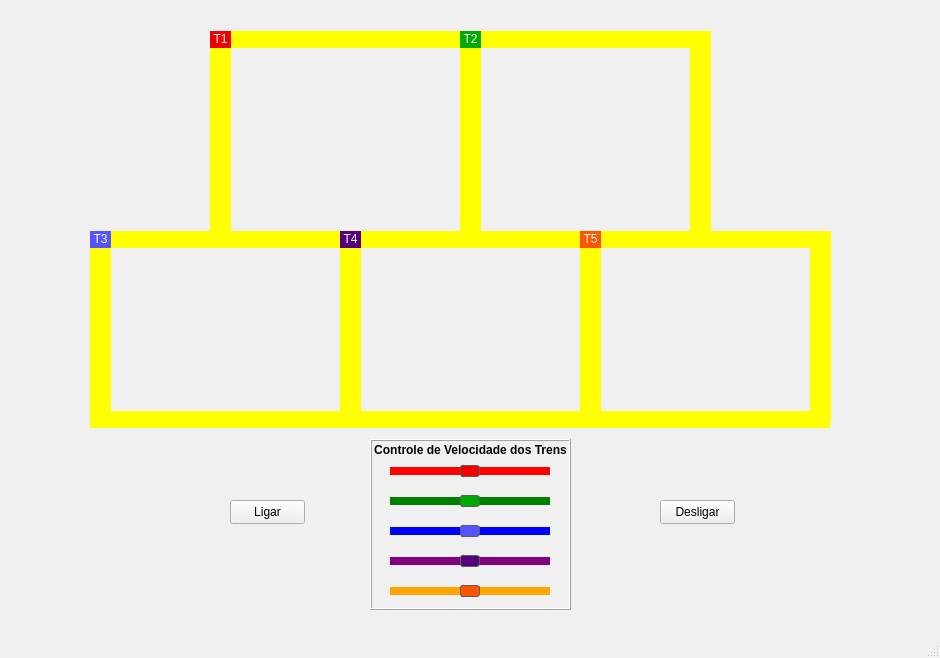
First picture: the form in mainwindow.ui, repository Bianca-Mirtes/Projeto_dos_Trens_SO, before the edit.
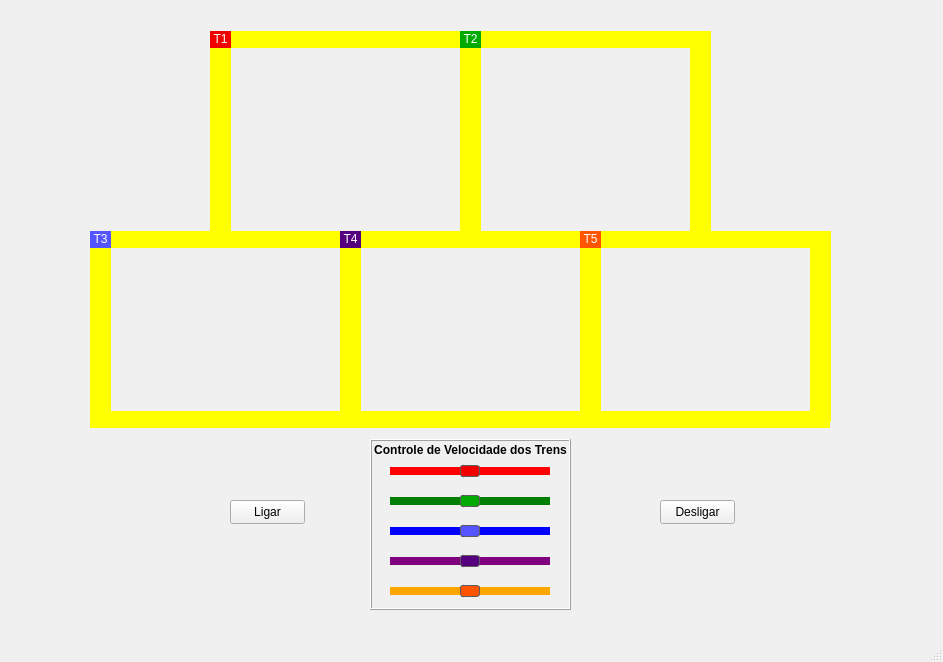
Second picture: the form after the edit.

Commit message: Adicionado png de semáforos

What changed in the file:
```diff
--- a/mainwindow.ui
+++ b/mainwindow.ui
@@ -6,8 +6,8 @@
    <rect>
     <x>0</x>
     <y>0</y>
-    <width>940</width>
-    <height>658</height>
+    <width>943</width>
+    <height>662</height>
    </rect>
   </property>
   <property name="palette">
```
Left out of the diff: 2 changed lines with no effect on the pictures. The commit also changes 2 other files.
